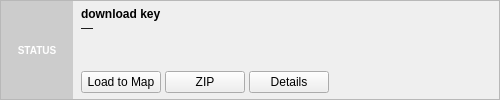
Qt form gbif_downloader/gui/download_item.ui (dimasciput/gbif-downloader-qgis-plugin) before a commit.
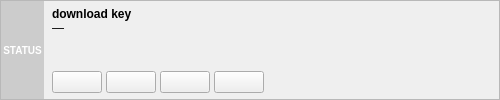
The same form after that commit.

Commit message: Improve download list layout

Diff of the .ui file:
```diff
--- a/gbif_downloader/gui/download_item.ui
+++ b/gbif_downloader/gui/download_item.ui
@@ -35,10 +35,16 @@
          </sizepolicy>
         </property>
         <property name="minimumSize">
-         <size><width>72</width><height>0</height></size>
+         <size>
+          <width>40</width>
+          <height>30</height>
+         </size>
         </property>
         <property name="maximumSize">
-         <size><width>72</width><height>16777215</height></size>
+         <size>
+          <width>72</width>
+          <height>2000</height>
+         </size>
         </property>
         <property name="frameShape"><enum>QFrame::NoFrame</enum></property>
         <property name="frameShadow"><enum>QFrame::Plain</enum></property>
@@ -110,20 +116,66 @@
           <property name="spacing"><number>4</number></property>
           <item>
            <widget class="QPushButton" name="load_btn">
-            <property name="text"><string>Load to Map</string></property>
-            <property name="toolTip"><string>Download and add as a QGIS layer</string></property>
+            <property name="minimumSize">
+             <size>
+              <width>50</width>
+              <height>0</height>
+             </size>
+            </property>
+            <property name="toolTip">
+             <string>Download and add as a QGIS layer</string>
+            </property>
+            <property name="text">
+             <string/>
+            </property>
            </widget>
           </item>
           <item>
            <widget class="QPushButton" name="zip_btn">
-            <property name="text"><string>ZIP</string></property>
-            <property name="toolTip"><string>Save raw ZIP file</string></property>
+            <property name="minimumSize">
+             <size>
+              <width>50</width>
+              <height>0</height>
+             </size>
+            </property>
+            <property name="toolTip">
+             <string>Save raw ZIP file</string>
+            </property>
+            <property name="text">
+             <string/>
+            </property>
            </widget>
           </item>
           <item>
            <widget class="QPushButton" name="details_btn">
-            <property name="text"><string>Details</string></property>
-            <property name="toolTip"><string>View download details</string></property>
+            <property name="minimumSize">
+             <size>
+              <width>50</width>
+              <height>0</height>
+             </size>
+            </property>
+            <property name="toolTip">
+             <string>View download details</string>
+            </property>
+            <property name="text">
+             <string/>
+            </property>
+           </widget>
+          </item>
+          <item>
+           <widget class="QPushButton" name="cancel_btn">
+            <property name="minimumSize">
+             <size>
+              <width>50</width>
+              <height>0</height>
+             </size>
+            </property>
+            <property name="toolTip">
+             <string>Cancel this running download</string>
+            </property>
+            <property name="text">
+             <string/>
+            </property>
            </widget>
           </item>
           <item>
```
Left out of the diff: 147 changed lines with no effect on the pictures. The commit also changes 2 other files.
